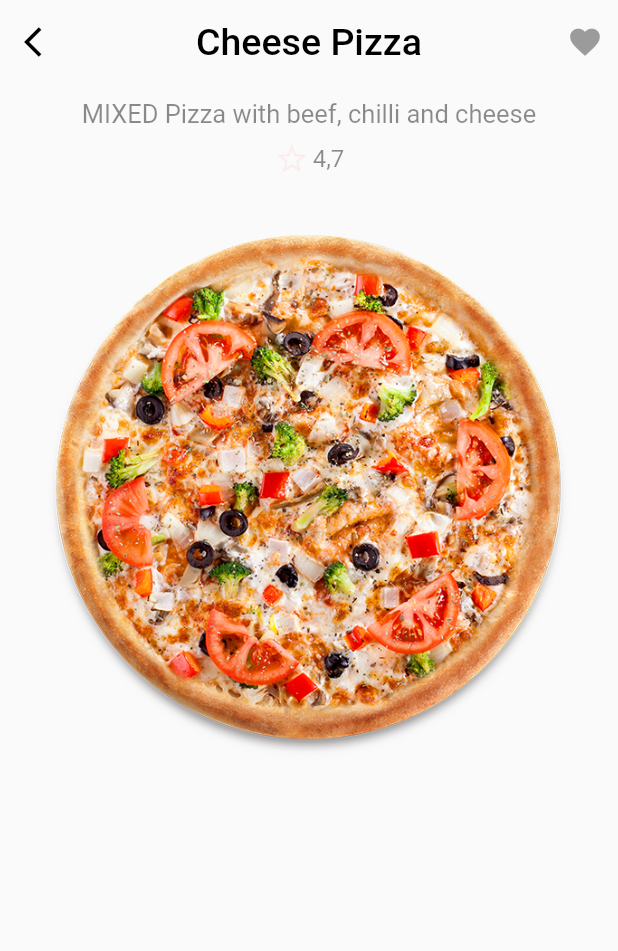
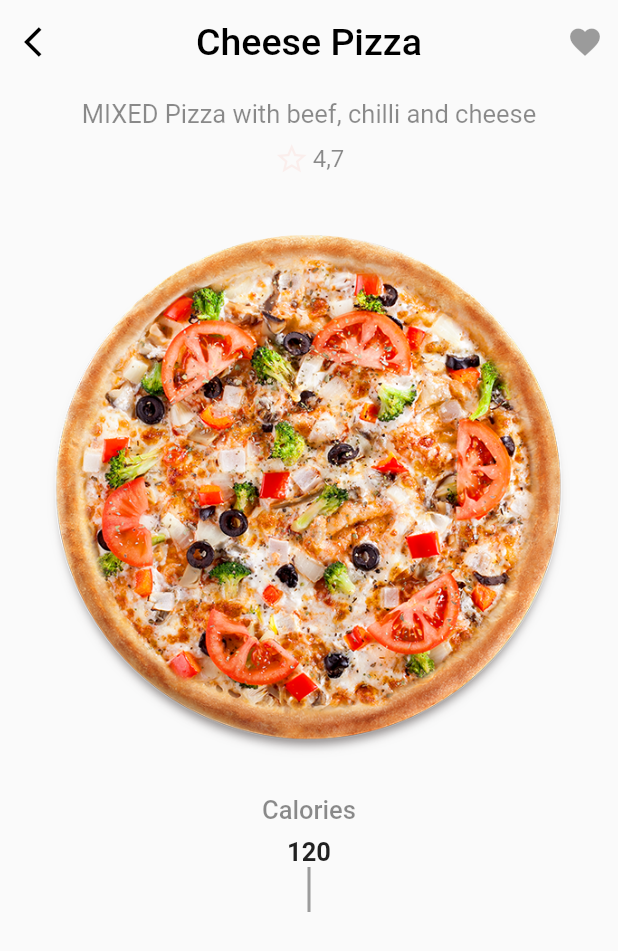
Before and after one commit to Farah-Torkhani/Food-Ordering-App, a Flutter app: the ItemScreen screen opened directly, on a phone screen of 412 x 824 dp. Shown: the top 951 px of the screen. Run offline on Flutter 3.47's test engine with Material 2 defaults, Android fonts, the phone set to English and light mode, and no system bars.

Commit message:
further updaqtes

```diff
--- a/lib/item_screen.dart
+++ b/lib/item_screen.dart
@@ -76,8 +76,37 @@ class ItemScreen extends StatelessWidget {
               mainAxisAlignment: MainAxisAlignment.spaceEvenly,
               children: [
                 Column(
-                  children: [],
-                )
+                  children: [
+                    Column(
+                      children: [
+                        Text(
+                          "Calories",
+                          style: TextStyle(
+                            fontSize: 17,
+                            color: Colors.black45,
+                            fontWeight: FontWeight.w500,
+                          ),
+                        ),
+                        SizedBox(
+                          height: 8,
+                        ),
+                        Text(
+                          "120",
+                          style: TextStyle(
+                            fontSize: 17,
+                            fontWeight: FontWeight.bold,
+                          ),
+                        )
+                      ],
+                    ),
+                    Container(
+                      height: 30,
+                      width: 2,
+                      color: Colors.black38,
+                    ),
+                  ],
+                ),
+
               ],
             ),
           ],
```
